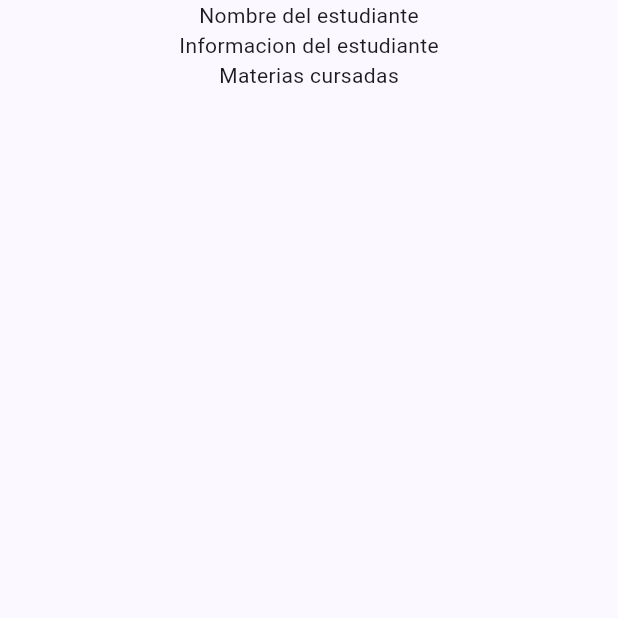
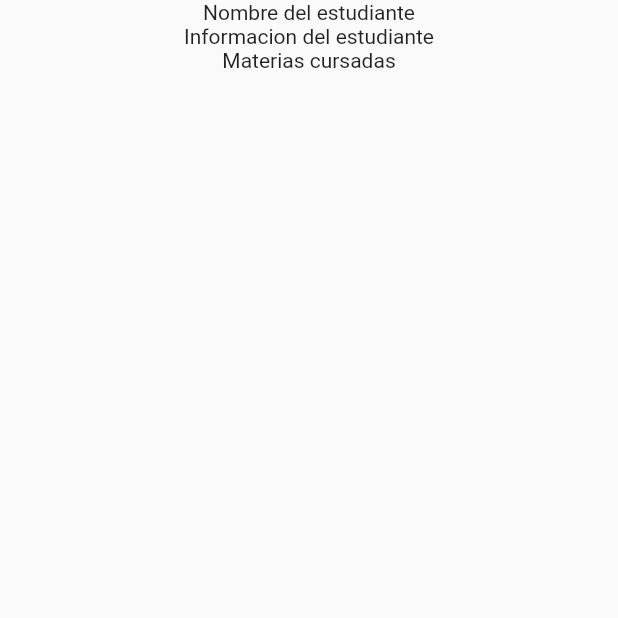
Before and after one commit to ITPSM-UCA/itpsm-mobile, a Flutter app: the screen it shows after launch, after a tap on "Iniciar sesión", on a phone screen of 412 x 824 dp, the top half of it. Run offline on Flutter 3.47's test engine with Material 2 defaults, Android fonts, the phone set to English and light mode, and no system bars; our stand-ins replace responsive_framework.

Commit message:
[ALTERED]  Color theme configuration on halt

```diff
--- a/lib/main.dart
+++ b/lib/main.dart
@@ -31,9 +31,9 @@ class ItpsmMobile extends StatelessWidget {
         ]
       ),
       theme: ThemeData(
-        useMaterial3: true,
-        colorSchemeSeed: Colors.deepPurple[900],
-        brightness: Brightness.light,
+        // useMaterial3: true,
+        // colorSchemeSeed: Colors.deepPurple[900],
+        // brightness: Brightness.light,
         textTheme: const TextTheme(
           titleLarge: TextStyle(
             fontSize: 34
```
